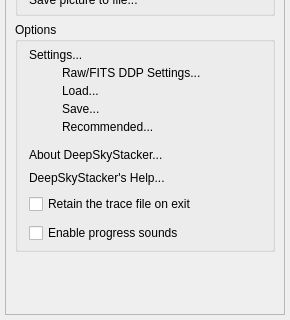
deepskystacker/DSS, file DeepSkyStacker/ui/ExplorerBar.ui: the form before one commit; both pictures show x 0 to 290 and y 490 to 810 of the 290 by 810 pixel window.
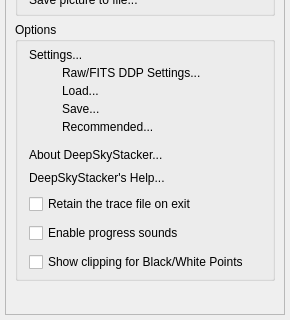
The form after the commit.

Commit message: Add check box for display of Black/White level clipping

The edit to the form file:
```diff
--- a/DeepSkyStacker/ui/ExplorerBar.ui
+++ b/DeepSkyStacker/ui/ExplorerBar.ui
@@ -621,6 +621,29 @@
              </property>
             </widget>
            </item>
+           <item>
+            <spacer name="verticalSpacer_8">
+             <property name="orientation">
+              <enum>Qt::Vertical</enum>
+             </property>
+             <property name="sizeHint" stdset="0">
+              <size>
+               <width>20</width>
+               <height>5</height>
+              </size>
+             </property>
+            </spacer>
+           </item>
+           <item>
+            <widget class="QCheckBox" name="showBlackWhiteClipping">
+             <property name="toolTip">
+              <string>In the Processing Panel, show pixels below the Black Level as blue and pixels above the White Level as red.</string>
+             </property>
+             <property name="text">
+              <string>Show clipping for Black/White Points</string>
+             </property>
+            </widget>
+           </item>
           </layout>
          </widget>
         </item>
```
